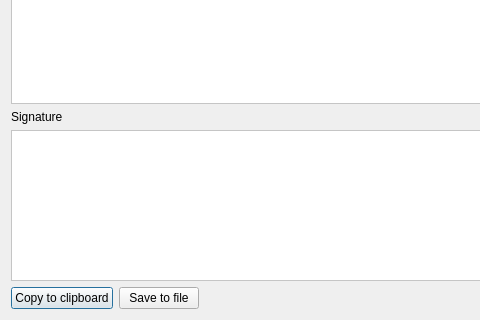
seredat/karbowanecwallet, file src/gui/ui/getbalanceproofdialog.ui: the form before one commit; both pictures show x 0 to 480 and y 126 to 446 of the 766 by 446 pixel window.
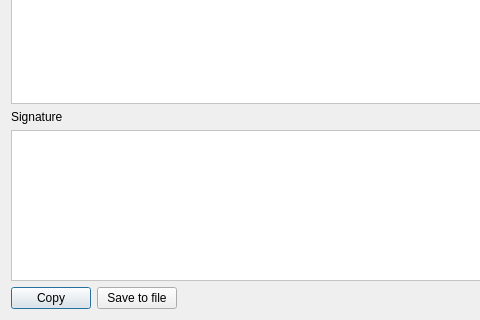
The form after the commit. Icons and pictures are not drawn.

Diff of the .ui file:
```diff
--- a/src/gui/ui/getbalanceproofdialog.ui
+++ b/src/gui/ui/getbalanceproofdialog.ui
@@ -121,7 +121,7 @@
      <item>
       <widget class="QPushButton" name="m_copyProofButton">
        <property name="text">
-        <string>Copy to clipboard</string>
+        <string>Copy</string>
        </property>
       </widget>
      </item>
```
Left out of the diff: 2 changed lines with no effect on the pictures.
